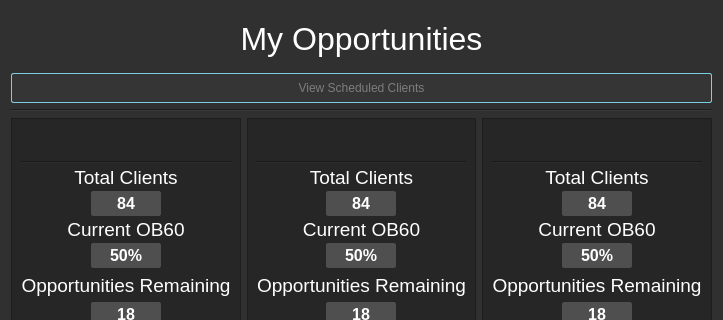
This is metrics.ui in caiocardoso28/redesigned_app as Qt 5 draws it before an edit; both pictures show x 0 to 723 and y 0 to 320 of the 723 by 565 pixel window. The edited form follows.
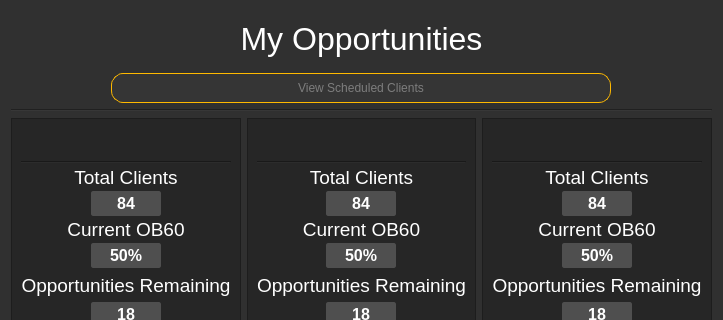
This is the edited form.

Commit message: Made some changes to the UI & added calview

```diff
--- a/metrics.ui
+++ b/metrics.ui
@@ -1466,14 +1466,20 @@
      </property>
     </widget>
    </item>
-   <item row="1" column="0" colspan="3">
+   <item row="1" column="0" colspan="3" alignment="Qt::AlignHCenter">
     <widget class="QPushButton" name="weekButton">
+     <property name="minimumSize">
+      <size>
+       <width>500</width>
+       <height>0</height>
+      </size>
+     </property>
      <property name="styleSheet">
       <string notr="true">QPushButton {
     background-color: rgb(53, 53, 53);
     color: rgb(125, 125, 125);
-    border: 1px solid #7fcde1;
-    border-radius: 2px;
+    border: 1px solid #ffb900;
+    border-radius: 12px;
     padding: 4px;
     font: 10pt &quot;Arial&quot;;
     height: 20px;
```
Left out of the diff: 878 changed lines with no effect on the pictures. The commit also changes 3 other files.
